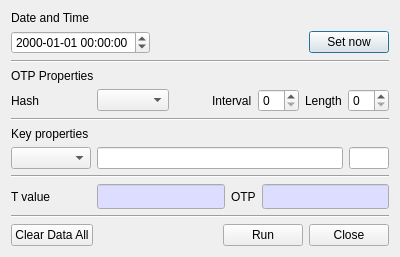
The window that BerEditor/gen_otp_dlg.ui (jykim74/BerEditor) describes before a commit, drawn with Qt 5.
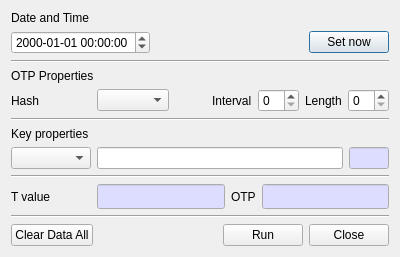
The same window after the commit.

Commit message: Read Only UI 색 지정

Diff of the .ui file:
```diff
--- a/BerEditor/gen_otp_dlg.ui
+++ b/BerEditor/gen_otp_dlg.ui
@@ -175,6 +175,43 @@
          <height>16777215</height>
         </size>
        </property>
+       <property name="palette">
+        <palette>
+         <active>
+          <colorrole role="Base">
+           <brush brushstyle="SolidPattern">
+            <color alpha="255">
+             <red>221</red>
+             <green>221</green>
+             <blue>255</blue>
+            </color>
+           </brush>
+          </colorrole>
+         </active>
+         <inactive>
+          <colorrole role="Base">
+           <brush brushstyle="SolidPattern">
+            <color alpha="255">
+             <red>221</red>
+             <green>221</green>
+             <blue>255</blue>
+            </color>
+           </brush>
+          </colorrole>
+         </inactive>
+         <disabled>
+          <colorrole role="Base">
+           <brush brushstyle="SolidPattern">
+            <color alpha="255">
+             <red>240</red>
+             <green>240</green>
+             <blue>240</blue>
+            </color>
+           </brush>
+          </colorrole>
+         </disabled>
+        </palette>
+       </property>
        <property name="readOnly">
         <bool>true</bool>
        </property>
```
The commit also changes 6 other files.
